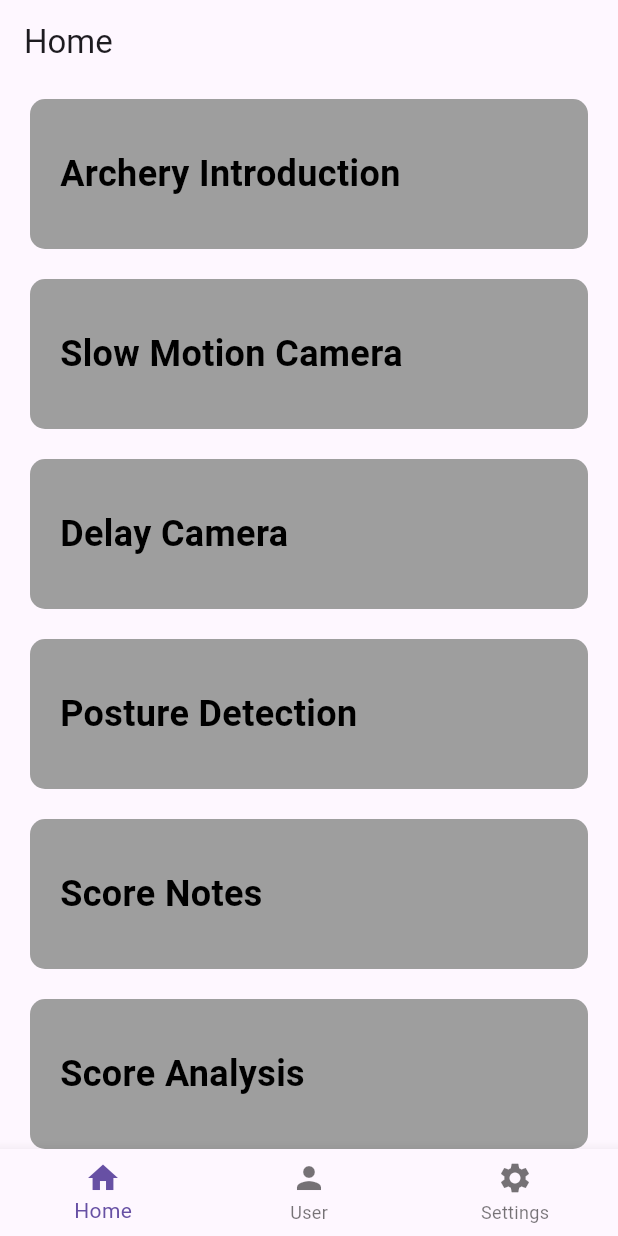
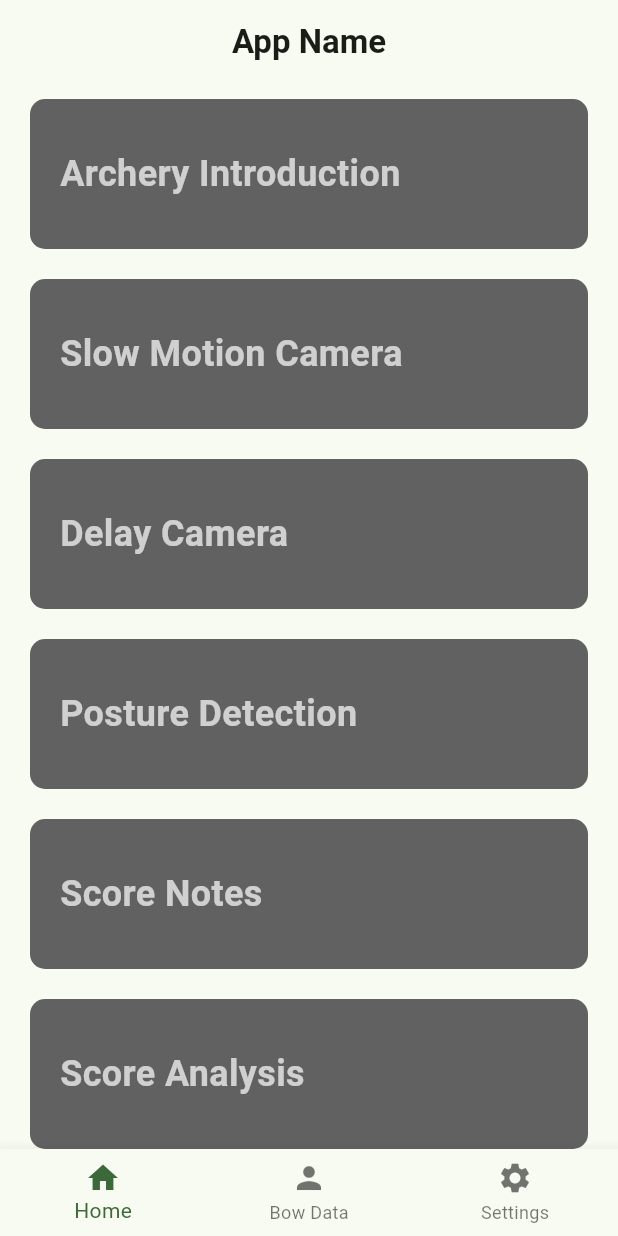
Before and after one commit to mattmaomao/fyp_app, a Flutter app: the screen it shows after launch, on a phone screen of 412 x 824 dp. Run offline on Flutter 3.47's test engine with Material 3 defaults, Android fonts, the phone set to English and light mode, and no system bars.

Commit message:
changed color theme to green; changed debug window size to iphone ratio

```diff
--- a/lib/main.dart
+++ b/lib/main.dart
@@ -14,7 +14,7 @@
     return MaterialApp(
       title: 'My App',
       theme: ThemeData(
-        primarySwatch: Colors.blue,
+        colorScheme: ColorScheme.fromSeed(seedColor: Colors.green[800]!),
       ),
       home: MainNavigationPage(),
     );
@@ -38,7 +38,11 @@
   Widget build(BuildContext context) {
     return Scaffold(
       appBar: AppBar(
-        title: Text(_getTitle()),
+        title: Text(
+          _getTitle(), // get current page title
+          style: TextStyle(fontWeight: FontWeight.bold),
+        ),
+        centerTitle: true,
       ),
       body: _pages[_currentIndex],
       bottomNavigationBar: BottomNavigationBar(
@@ -49,24 +53,37 @@
           });
         },
         items: [
-          BottomNavigationBarItem(icon: Icon(Icons.home), label: 'Home'),
-          BottomNavigationBarItem(icon: Icon(Icons.person), label: 'User'),
-          BottomNavigationBarItem(icon: Icon(Icons.settings), label: 'Settings'),
+          BottomNavigationBarItem(
+            icon: Icon(Icons.home),
+            label: 'Home',
+          ),
+          BottomNavigationBarItem(
+            icon: Icon(Icons.person),
+            label: 'Bow Data',
+          ),
+          BottomNavigationBarItem(
+            icon: Icon(Icons.settings),
+            label: 'Settings',
+          ),
         ],
       ),
     );
   }
 
+  // Get current page title
   String _getTitle() {
     switch (_currentIndex) {
+      // Home
       case 0:
-        return 'Home';
+        return 'App Name';
+      // User
       case 1:
-        return 'User';
+        return 'Bow Data';
+      // Settings
       case 2:
         return 'Settings';
       default:
-        return 'My App';
+        return 'App Name';
     }
   }
 }
--- a/lib/pages/home.dart
+++ b/lib/pages/home.dart
@@ -82,7 +82,7 @@ class HomePage extends StatelessWidget {
           //   image: AssetImage(imagePath),
           //   fit: BoxFit.cover,
           // ),
-          color: Colors.grey,
+          color: Colors.grey[700],
           borderRadius: BorderRadius.circular(10),
         ),
         child: Align(
@@ -92,7 +92,7 @@ class HomePage extends StatelessWidget {
             child: Text(
               text,
               style: TextStyle(
-                color: Colors.black,
+                color: Colors.white70,
                 fontSize: 24,
                 fontWeight: FontWeight.bold,
               ),
```
Also changed, not shown: 1 other file.
